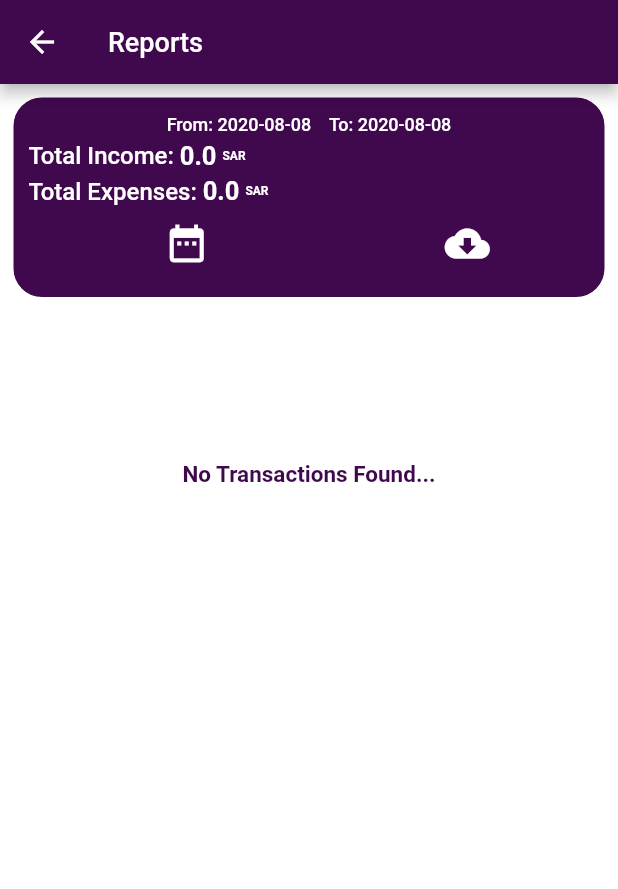
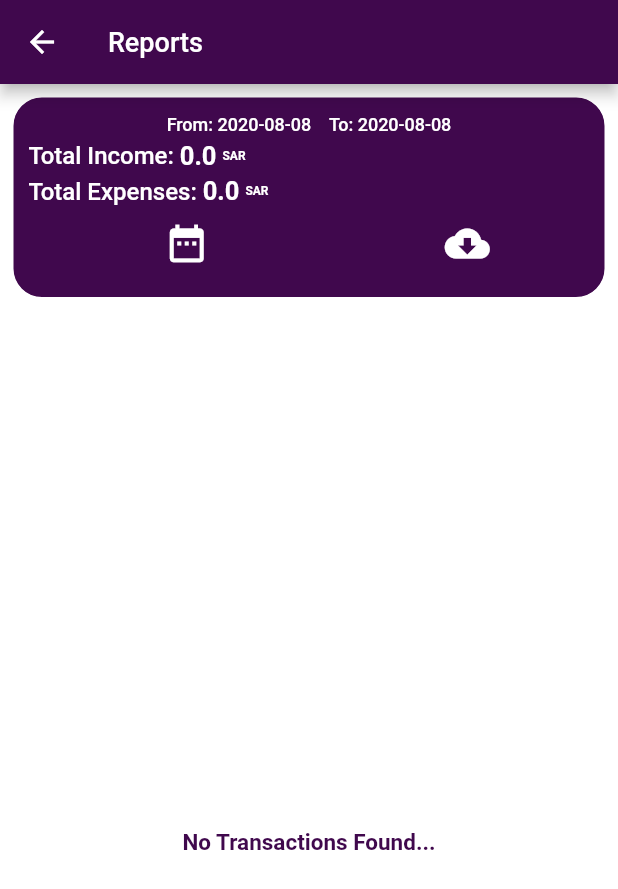
Before and after one commit to ossama0808/Personal-Expense, a Flutter app: the DashBoard screen opened directly, after a tap on the "show chart" icon, after a tap on "Reports", on a phone screen of 412 x 824 dp. Shown: the top 889 px of the screen. Run offline on Flutter 3.47's test engine with Material 2 defaults, Android fonts, the phone set to English and light mode, and no system bars; our stand-ins replace cloud_firestore, firebase_auth, splashscreen; missing offline and left inert: date_range_picker, flutter_sparkline; accounts and stored records are empty; project files that could hold a hidden picture were left out.

```diff
--- a/lib/UI/DashBoard.dart
+++ b/lib/UI/DashBoard.dart
@@ -184,7 +184,7 @@ class _DashBoardState extends State<DashBoard> {
       key:_scaffoldKey,// Stated Key
         appBar: PreferredSize(
           child: Container(
-            color: Colors.transparent,
+            color: Colors.white,
             height: 50,
           ),
           preferredSize: MediaQuery.of(context).size,
--- a/lib/UI/Reports.dart
+++ b/lib/UI/Reports.dart
@@ -152,9 +152,12 @@ bool showStatementFlowList=false;
             child: headerStatus(),
           ),
 
-          Padding(
-            padding: const EdgeInsets.all(8.0),
-            child: statementFlowList(),
+          Expanded(
+            flex: 1,
+            child: Padding(
+              padding: const EdgeInsets.all(8.0),
+              child: statementFlowList(),
+            ),
           )
         ],
       ),
```
Also changed, not shown: 5 other files.
